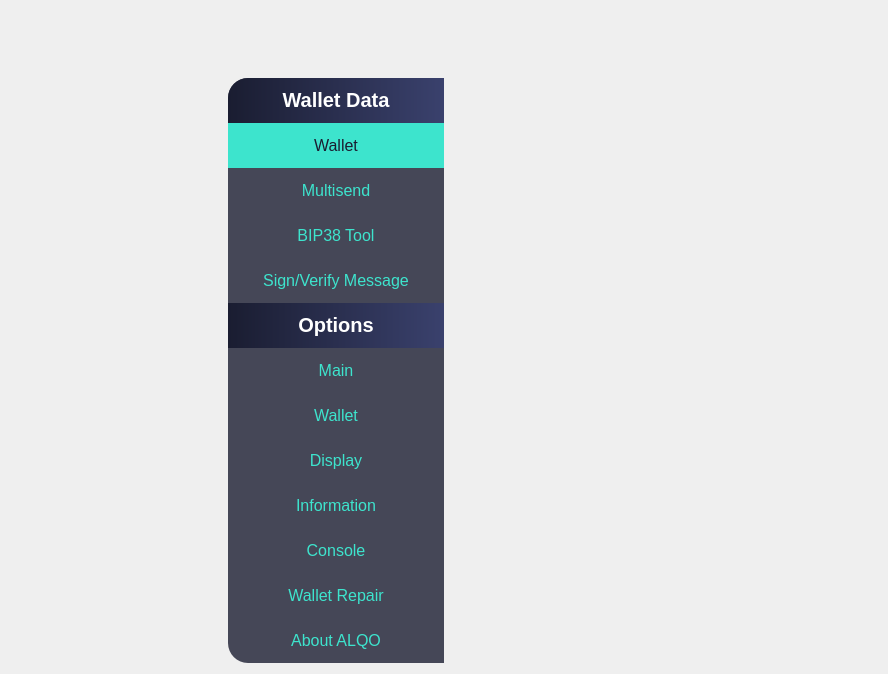
Old version of the form src/qt/settings/forms/settingswidget.ui in the repository eons-finance/ALQO.
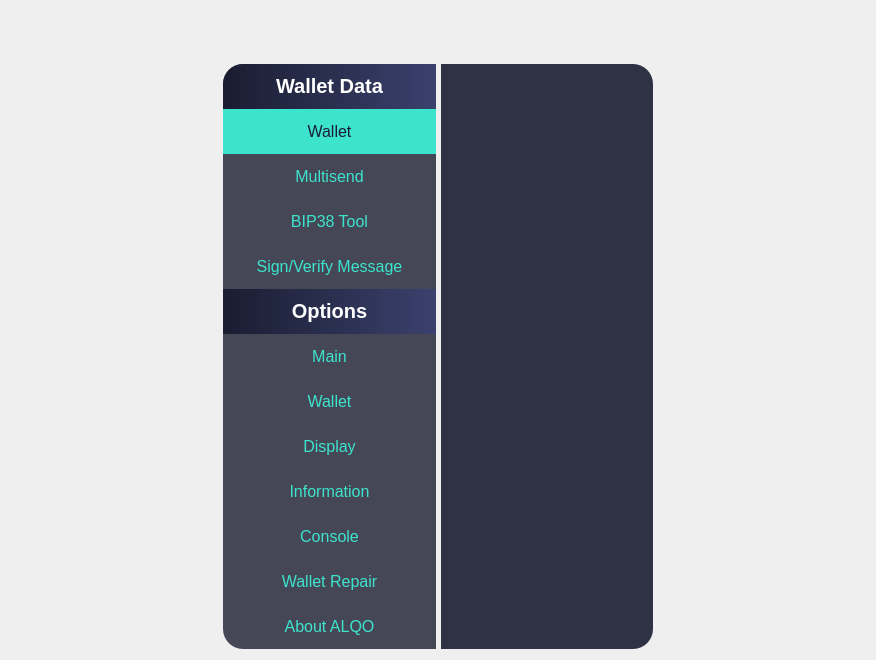
New version of the form. Custom widgets are drawn as their Qt base class.

Patch:
```diff
--- a/src/qt/settings/forms/settingswidget.ui
+++ b/src/qt/settings/forms/settingswidget.ui
@@ -6,8 +6,8 @@
    <rect>
     <x>0</x>
     <y>0</y>
-    <width>888</width>
-    <height>674</height>
+    <width>876</width>
+    <height>660</height>
    </rect>
   </property>
   <property name="windowTitle">
@@ -125,7 +125,7 @@
           <item>
            <widget class="QPushButton" name="pushButtonBackup">
             <property name="sizePolicy">
-             <sizepolicy hsizetype="MinimumExpanding" vsizetype="Fixed">
+             <sizepolicy hsizetype="MinimumExpanding" vsizetype="Expanding">
               <horstretch>0</horstretch>
               <verstretch>0</verstretch>
              </sizepolicy>
@@ -162,7 +162,7 @@
           <item>
            <widget class="QPushButton" name="pushButtonMultisend">
             <property name="sizePolicy">
-             <sizepolicy hsizetype="MinimumExpanding" vsizetype="Fixed">
+             <sizepolicy hsizetype="MinimumExpanding" vsizetype="Expanding">
               <horstretch>0</horstretch>
               <verstretch>0</verstretch>
              </sizepolicy>
@@ -193,7 +193,7 @@
           <item>
            <widget class="QPushButton" name="pushButtonBip38">
             <property name="sizePolicy">
-             <sizepolicy hsizetype="MinimumExpanding" vsizetype="Fixed">
+             <sizepolicy hsizetype="MinimumExpanding" vsizetype="Expanding">
               <horstretch>0</horstretch>
               <verstretch>0</verstretch>
              </sizepolicy>
@@ -224,7 +224,7 @@
           <item>
            <widget class="QPushButton" name="pushButtonSignVerify">
             <property name="sizePolicy">
-             <sizepolicy hsizetype="MinimumExpanding" vsizetype="Fixed">
+             <sizepolicy hsizetype="MinimumExpanding" vsizetype="Expanding">
               <horstretch>0</horstretch>
               <verstretch>0</verstretch>
              </sizepolicy>
@@ -288,7 +288,7 @@
           <item>
            <widget class="QPushButton" name="pushButtonMain">
             <property name="sizePolicy">
-             <sizepolicy hsizetype="MinimumExpanding" vsizetype="Fixed">
+             <sizepolicy hsizetype="MinimumExpanding" vsizetype="Expanding">
               <horstretch>0</horstretch>
               <verstretch>0</verstretch>
              </sizepolicy>
@@ -325,7 +325,7 @@
           <item>
            <widget class="QPushButton" name="pushButtonWallet">
             <property name="sizePolicy">
-             <sizepolicy hsizetype="MinimumExpanding" vsizetype="Fixed">
+             <sizepolicy hsizetype="MinimumExpanding" vsizetype="Expanding">
               <horstretch>0</horstretch>
               <verstretch>0</verstretch>
              </sizepolicy>
@@ -356,7 +356,7 @@
           <item>
            <widget class="QPushButton" name="pushButtonDisplay">
             <property name="sizePolicy">
-             <sizepolicy hsizetype="MinimumExpanding" vsizetype="Fixed">
+             <sizepolicy hsizetype="MinimumExpanding" vsizetype="Expanding">
               <horstretch>0</horstretch>
               <verstretch>0</verstretch>
              </sizepolicy>
@@ -387,7 +387,7 @@
           <item>
            <widget class="QPushButton" name="pushButtonInformation">
             <property name="sizePolicy">
-             <sizepolicy hsizetype="MinimumExpanding" vsizetype="Fixed">
+             <sizepolicy hsizetype="MinimumExpanding" vsizetype="Expanding">
               <horstretch>0</horstretch>
               <verstretch>0</verstretch>
              </sizepolicy>
@@ -421,7 +421,7 @@
           <item>
            <widget class="QPushButton" name="pushButtonConsole">
             <property name="sizePolicy">
-             <sizepolicy hsizetype="MinimumExpanding" vsizetype="Fixed">
+             <sizepolicy hsizetype="MinimumExpanding" vsizetype="Expanding">
               <horstretch>0</horstretch>
               <verstretch>0</verstretch>
              </sizepolicy>
@@ -452,7 +452,7 @@
           <item>
            <widget class="QPushButton" name="pushButtonRepair">
             <property name="sizePolicy">
-             <sizepolicy hsizetype="MinimumExpanding" vsizetype="Fixed">
+             <sizepolicy hsizetype="MinimumExpanding" vsizetype="Expanding">
               <horstretch>0</horstretch>
               <verstretch>0</verstretch>
              </sizepolicy>
@@ -483,7 +483,7 @@
           <item>
            <widget class="QPushButton" name="pushButtonHelp">
             <property name="sizePolicy">
-             <sizepolicy hsizetype="MinimumExpanding" vsizetype="Fixed">
+             <sizepolicy hsizetype="MinimumExpanding" vsizetype="Expanding">
               <horstretch>0</horstretch>
               <verstretch>0</verstretch>
              </sizepolicy>
@@ -533,8 +533,32 @@
          </layout>
         </widget>
        </item>
+       <item>
+        <spacer name="horizontalSpacer_2">
+         <property name="orientation">
+          <enum>Qt::Horizontal</enum>
+         </property>
+         <property name="sizeType">
+          <enum>QSizePolicy::Fixed</enum>
+         </property>
+         <property name="sizeHint" stdset="0">
+          <size>
+           <width>5</width>
+           <height>20</height>
+          </size>
+         </property>
+        </spacer>
+       </item>
        <item>
         <widget class="QWidget" name="stackedContainer" native="true">
+         <property name="styleSheet">
+          <string notr="true">#stackedContainer {
+background: rgba(26, 29, 49, 0.9);
+border-top-right-radius: 20px;
+border-bottom-right-radius: 20px;
+}
+</string>
+         </property>
          <layout class="QVBoxLayout" name="verticalLayout_2">
           <property name="leftMargin">
            <number>15</number>
@@ -546,7 +570,7 @@
            <number>15</number>
           </property>
           <property name="bottomMargin">
-           <number>0</number>
+           <number>15</number>
           </property>
           <item>
            <widget class="QSlideStackedWidget" name="stackedWidgetContainer">
@@ -557,7 +581,7 @@
              </sizepolicy>
             </property>
             <property name="styleSheet">
-             <string notr="true"/>
+             <string notr="true">background:transparent;</string>
             </property>
            </widget>
           </item>
```
